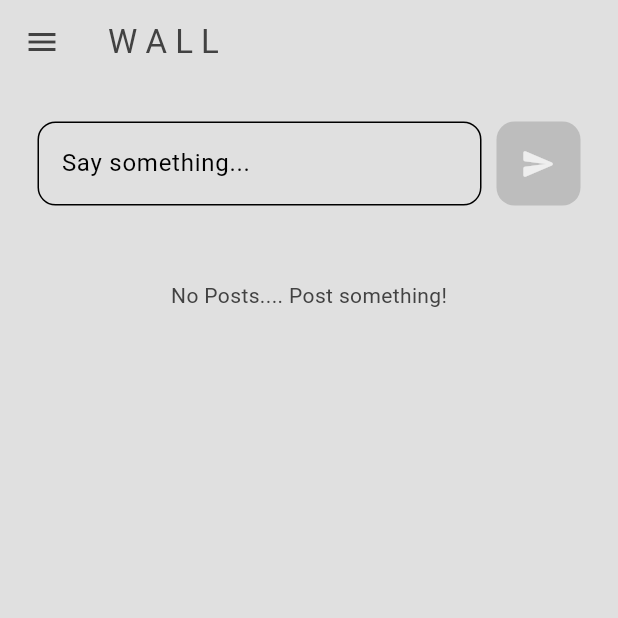
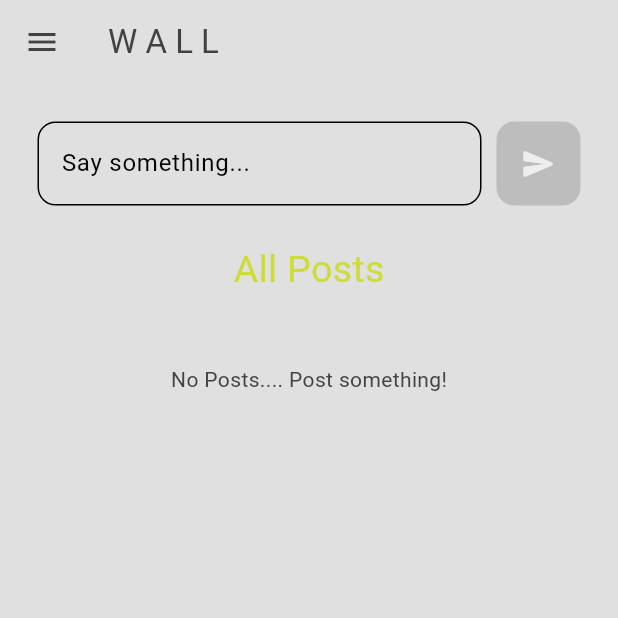
Before and after one commit to Tespie/My_First_Flutter_App, a Flutter app: the screen it shows once a user with an empty profile is signed in, on a phone screen of 412 x 824 dp, the top half of it. Run offline on Flutter 3.47's test engine with Material 3 defaults, Android fonts, the light colour scheme and no system bars; our stand-ins replace cloud_firestore, firebase_auth, firebase_core; missing offline and left inert: dart:ffi; accounts and stored records are empty.

Commit message:
Created Text Component to be used as label all over the app and tried in Home Page

```diff
--- /dev/null
+++ b/lib/components/nice_text.dart
@@ -0,0 +1,23 @@
+import 'package:flutter/material.dart';
+
+class NiceText extends StatelessWidget {
+  final String text;
+  //  final Color colorName = Colors.red;
+  final Color? colorName;
+  const NiceText({
+    super.key,
+    required this.text,
+    this.colorName,
+  });
+
+  @override
+  Widget build(BuildContext context) {
+    return Text(
+      text,
+      style: TextStyle(
+        color: colorName ?? Colors.red,
+        fontSize: 25,
+      ),
+    );
+  }
+}
--- a/lib/pages/home_page.dart
+++ b/lib/pages/home_page.dart
@@ -1,3 +1,4 @@
+import 'package:My_First_Flutter_App/components/nice_text.dart';
 import 'package:cloud_firestore/cloud_firestore.dart';
 import 'package:firebase_auth/firebase_auth.dart';
 import 'package:My_First_Flutter_App/components/my_drawer.dart';
@@ -53,6 +54,7 @@ class HomePage extends StatelessWidget {
       body: Column(
         children: [
           //textfield for user to type the message
+
           Padding(
             padding: const EdgeInsets.all(25),
             child: Row(
@@ -70,6 +72,9 @@ class HomePage extends StatelessWidget {
               ],
             ),
           ),
+
+          const NiceText(text: "All Posts", colorName: Colors.lime),
+          const SizedBox(height: 20),
 
           // POSTS LISTING
           StreamBuilder(
```
